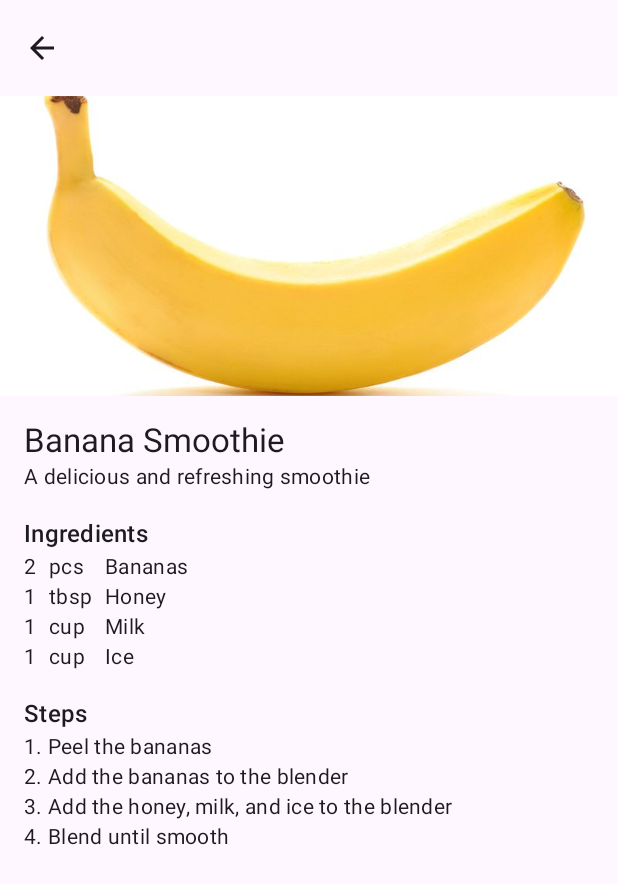
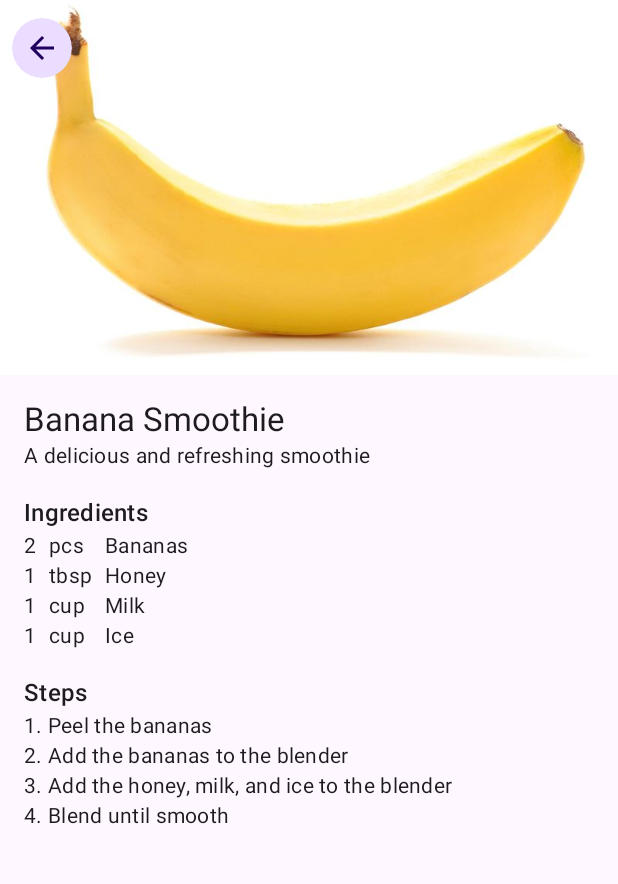
Before and after one commit to Omerixe/OmniRecipe-Android, an Android app built with Jetpack Compose: the @Preview function RecipeDetailScreenPreview, on a phone screen of 412 x 824 dp. Shown: the top 884 px of the screen. Run offline under Robolectric (Android 15) with nearby library versions, the phone set to English and light mode, and no system bars; our stand-ins replace Dagger/Hilt's generated code; pictures from the network do not load.

Commit message:
Add some fade in to the app top bar

```diff
--- a/feature/recipedetail/src/main/java/ch/omerixe/recipedetail/ui/RecipeDetailScreen.kt
+++ b/feature/recipedetail/src/main/java/ch/omerixe/recipedetail/ui/RecipeDetailScreen.kt
@@ -1,7 +1,7 @@
 package ch.omerixe.recipedetail.ui
 
+import androidx.compose.foundation.ScrollState
 import androidx.compose.foundation.layout.Column
-import androidx.compose.foundation.layout.PaddingValues
 import androidx.compose.foundation.layout.Row
 import androidx.compose.foundation.layout.Spacer
 import androidx.compose.foundation.layout.fillMaxWidth
@@ -11,17 +11,20 @@ import androidx.compose.foundation.layout.width
 import androidx.compose.foundation.rememberScrollState
 import androidx.compose.foundation.verticalScroll
 import androidx.compose.material.icons.Icons
-import androidx.compose.material.icons.filled.ArrowBack
+import androidx.compose.material.icons.automirrored.filled.ArrowBack
 import androidx.compose.material3.ExperimentalMaterial3Api
 import androidx.compose.material3.Icon
 import androidx.compose.material3.IconButton
+import androidx.compose.material3.IconButtonDefaults
 import androidx.compose.material3.MaterialTheme
 import androidx.compose.material3.Scaffold
 import androidx.compose.material3.Text
 import androidx.compose.material3.TopAppBar
+import androidx.compose.material3.TopAppBarDefaults
 import androidx.compose.runtime.Composable
 import androidx.compose.ui.Modifier
 import androidx.compose.ui.layout.ContentScale
+import androidx.compose.ui.platform.LocalDensity
 import androidx.compose.ui.res.painterResource
 import androidx.compose.ui.res.stringResource
 import androidx.compose.ui.tooling.preview.Preview
@@ -33,42 +36,59 @@ import ch.omerixe.ui.RecipeImage
 import ch.omerixe.ui.imageModel
 import coil.compose.AsyncImage
 
+private val imageHeight = 250.dp
+
 @OptIn(ExperimentalMaterial3Api::class)
 @Composable
 internal fun RecipeDetailScreen(
     uiState: RecipeDetailViewModel.UiState,
     onNavigateUp: () -> Unit
 ) {
-    Scaffold(
-        topBar = {
-            TopAppBar(
-                title = {},
-                navigationIcon = {
-                    IconButton(onClick = onNavigateUp) {
-                        Icon(
-                            imageVector = Icons.Filled.ArrowBack,
-                            contentDescription = stringResource(R.string.navigate_up_description)
-                        )
-                    }
-                }
-            )
-        }
-    ) { padding ->
+    val scrollState = rememberScrollState()
+    val toolbarAlpha = alphaFromScrollState(scrollState)
+    val surfaceColor = MaterialTheme.colorScheme.surface.copy(alpha = toolbarAlpha)
+
+    Scaffold() { padding ->
         when (uiState) {
             is RecipeDetailViewModel.UiState.Loading -> {
                 Loading()
             }
 
             is RecipeDetailViewModel.UiState.Content -> {
-                RecipeComponent(uiState, padding)
+                RecipeComponent(uiState, scrollState)
             }
 
             is RecipeDetailViewModel.UiState.Error -> {
                 ErrorBox(message = uiState.type.message(), modifier = Modifier.padding(padding))
-
             }
         }
+        TopAppBar(
+            title = {},
+            colors = TopAppBarDefaults.topAppBarColors().copy(containerColor = surfaceColor),
+            navigationIcon = {
+                IconButton(
+                    onClick = onNavigateUp,
+                    colors = IconButtonDefaults.iconButtonColors().copy(
+                        containerColor = MaterialTheme.colorScheme.primaryContainer
+                            .copy(alpha = 1 - toolbarAlpha),
+                        contentColor = MaterialTheme.colorScheme.onPrimaryContainer
+                    )
+                ) {
+                    Icon(
+                        imageVector = Icons.AutoMirrored.Filled.ArrowBack,
+                        contentDescription = stringResource(R.string.navigate_up_description)
+                    )
+                }
+            },
+            modifier = Modifier.padding(padding)
+        )
     }
+}
+
+@Composable
+private fun alphaFromScrollState(scrollState: ScrollState): Float {
+    val percentage = scrollState.value / LocalDensity.current.run { imageHeight.toPx() }
+    return if (percentage < 1) percentage else 1f
 }
 
 @Composable
@@ -81,13 +101,12 @@ private fun RecipeDetailViewModel.UiError.message(): String {
 @Composable
 private fun RecipeComponent(
     uiState: RecipeDetailViewModel.UiState.Content,
-    padding: PaddingValues
+    scrollState: ScrollState
 ) {
     val recipeDetail = uiState.recipeDetail
     Column(
         modifier = Modifier
-            .padding(padding)
-            .verticalScroll(rememberScrollState())
+            .verticalScroll(scrollState)
     ) {
         AsyncImage(
             model = recipeDetail.recipeImage.imageModel(),
@@ -96,7 +115,7 @@ private fun RecipeComponent(
             placeholder = painterResource(id = R.drawable.banana),
             modifier = Modifier
                 .fillMaxWidth()
-                .height(200.dp)
+                .height(imageHeight)
         )
         Column(modifier = Modifier.padding(16.dp)) {
             Text(
```
